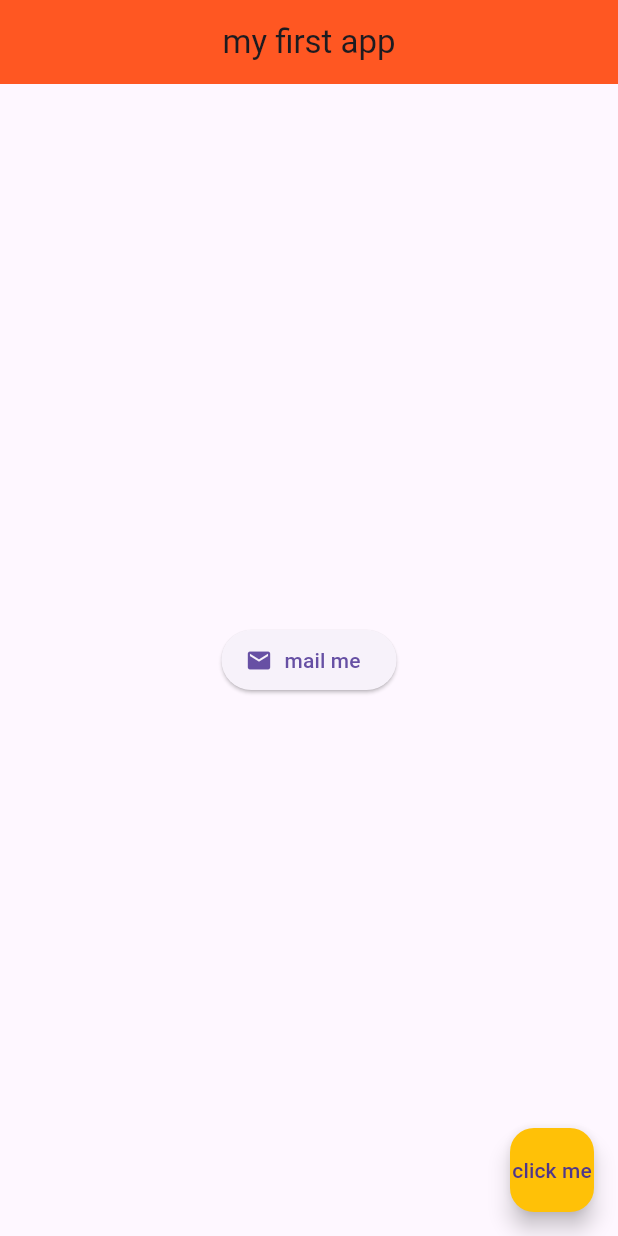
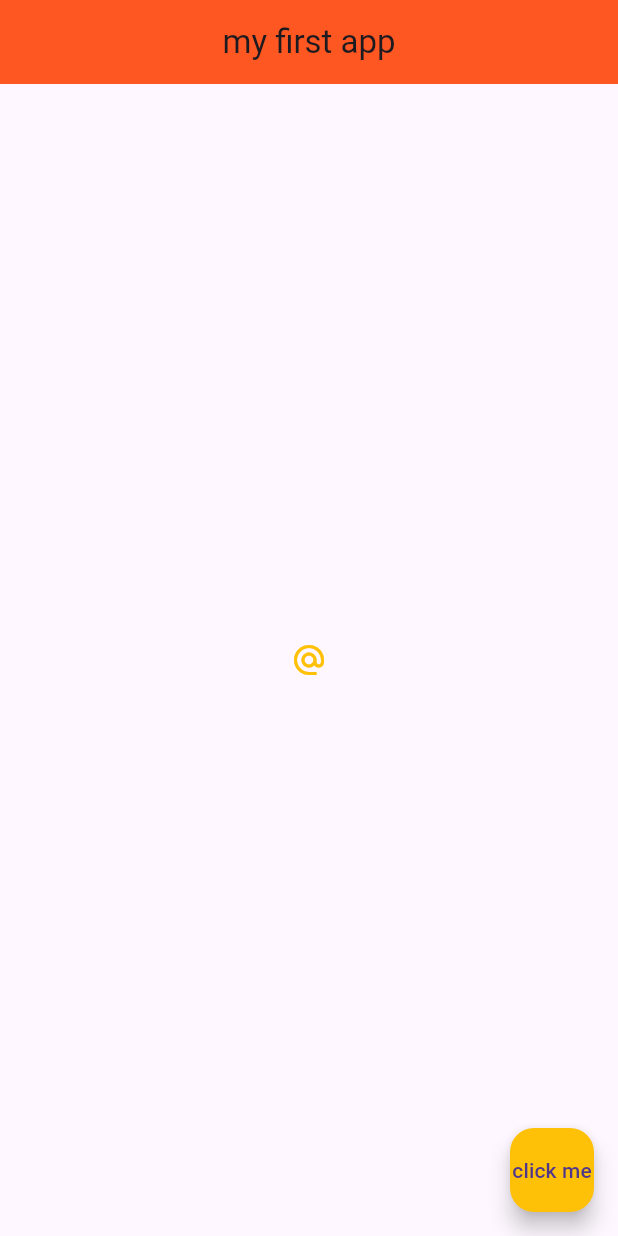
Before and after one commit to better-adapted/flutter_app_demo, a Flutter app: the screen it shows after launch, on a phone screen of 412 x 824 dp. Run offline on Flutter 3.47's test engine with Material 3 defaults, Android fonts, the phone set to English and light mode, and no system bars.

Commit message:
IconButton Demo

```diff
--- a/lib/main.dart
+++ b/lib/main.dart
@@ -17,12 +17,13 @@ class Home extends StatelessWidget {
         backgroundColor: Colors.deepOrange,
       ),
       body: Center(
-        child: ElevatedButton.icon(
-            onPressed: () {},
-            icon: Icon(
-                Icons.mail
-            ),
-            label: Text('mail me'),
+        child: IconButton(
+            onPressed: ()
+            {
+              print('u clicked me');
+            },
+            icon: Icon(Icons.alternate_email),
+            color: Colors.amber
         )
       ),
       floatingActionButton: FloatingActionButton(onPressed: () {},child: Text('click me'),backgroundColor: Colors.amber),
```
